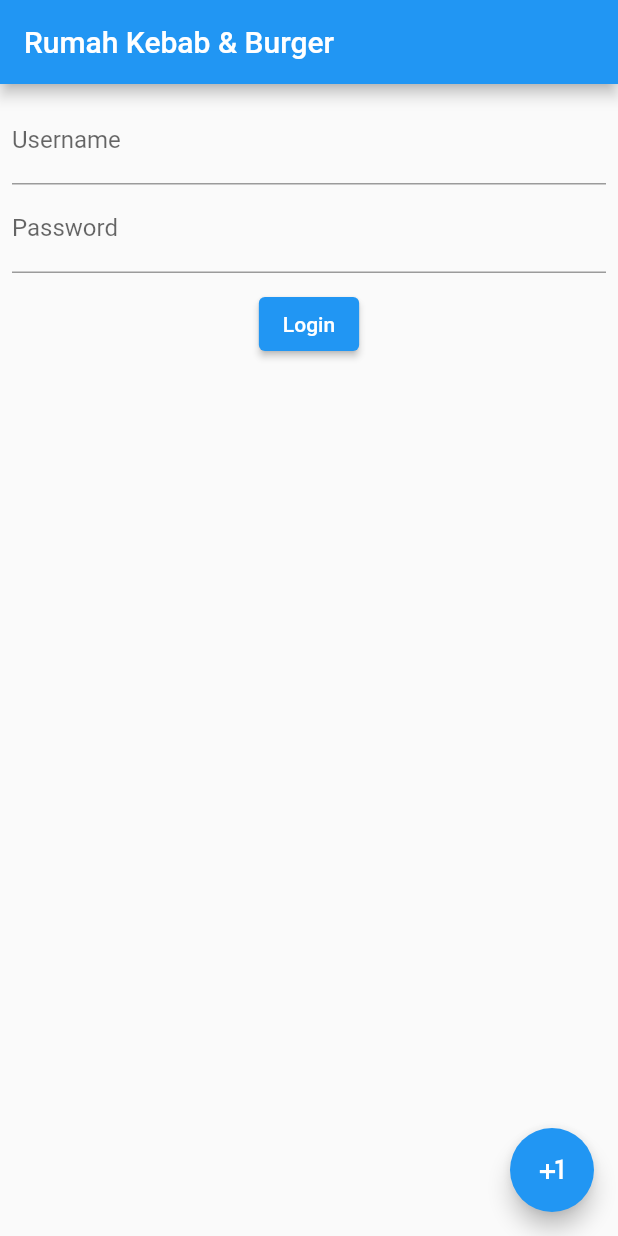
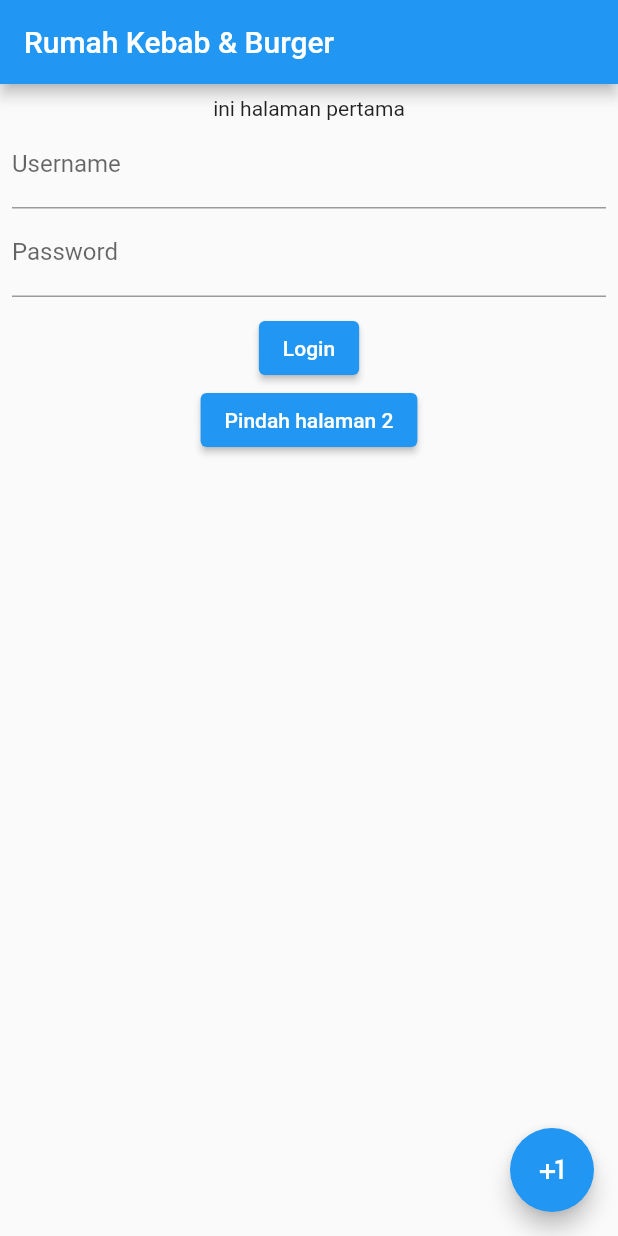
Before and after one commit to aldiramadani00/Flutter, a Flutter app: the screen it shows after launch, after a tap on "Login", on a phone screen of 412 x 824 dp. Run offline on Flutter 3.47's test engine with Material 2 defaults, Android fonts, the phone set to English and light mode, and no system bars.

Commit message:
Flutter
1

```diff
--- a/lib/main.dart
+++ b/lib/main.dart
@@ -12,6 +12,7 @@ void main() {
           padding: const EdgeInsets.all(8.0),
           child: Column(
             children: [
+              Text("ini halaman pertama"),
               const TextField(
                 decoration: InputDecoration(labelText: "Username"),
               ),
@@ -22,7 +23,14 @@ void main() {
               const SizedBox(
                 height: 10.0,
               ),
-              ElevatedButton(onPressed: () {}, child: const Text("Login"))
+              ElevatedButton(
+                onPressed: () {},
+                child: const Text("Login"),
+              ),
+              ElevatedButton(
+                onPressed: () {},
+                child: Text("Pindah halaman 2"),
+              ),
             ],
           ),
         ),
```
Also changed, not shown: lib/home.dart (added, +11 -0 lines).
